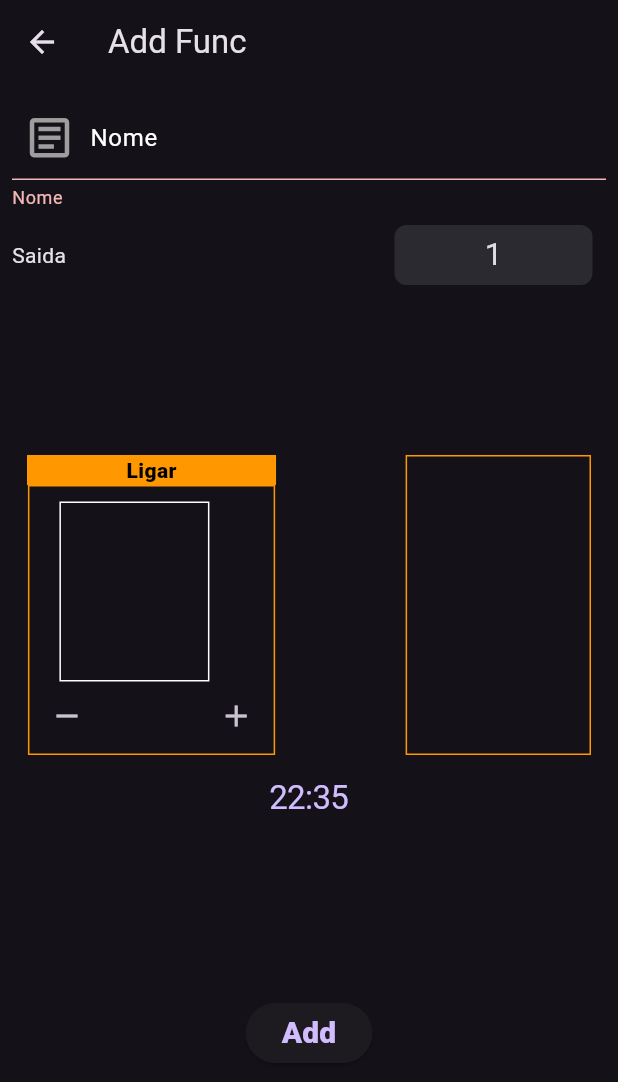
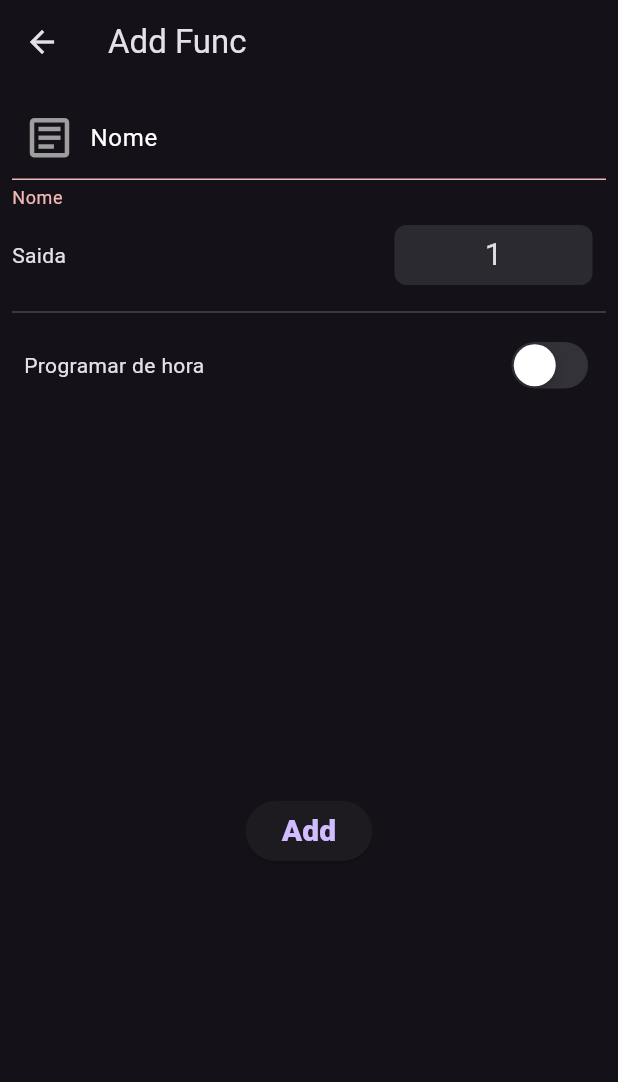
Before and after one commit to Alejandro-diego/aline, a Flutter app: the AddDFunc screen opened directly, after a tap on "Add", on a phone screen of 412 x 824 dp. Shown: the top 1082 px of the screen. Run offline on Flutter 3.47's test engine with Material 3 defaults, Android fonts, the phone set to English and light mode, and no system bars; our stand-ins replace animated_splash_screen, brasil_fields, firebase_auth, firebase_core, firebase_database, google_fonts and 3 more; missing offline and left inert: outlined_text; accounts and stored records are empty.

Commit message:
my first

```diff
--- a/lib/screen/add_func.dart
+++ b/lib/screen/add_func.dart
@@ -16,11 +16,14 @@ class AddDFunc extends StatefulWidget {
   String nome;
   String saida;
 
+
   @override
   State<AddDFunc> createState() => _AddDFuncState();
 }
 
 class _AddDFuncState extends State<AddDFunc> {
+
+   bool programarHora = false;
   final List<DateTime> _horaDeInicio = [];
 
   DateTime time = DateTime(2024, 5, 10, 22, 35);
@@ -173,8 +176,23 @@ class _AddDFuncState extends State<AddDFunc> {
                   ),
                 ],
               ),
-              const Spacer(),
-              Row(
+           //   const Spacer(),
+           Divider(),
+           Padding(
+             padding: const EdgeInsets.all(8.0),
+             child: Row(children: [
+              Text('Programar de hora'),
+              Spacer(),
+              CupertinoSwitch(value: programarHora, onChanged: (v){
+                setState(() {
+                  programarHora = v;
+
+                });
+              })
+             ],),
+           ),
+           programarHora
+           ?   Row(
                 children: [
                   Padding(
                     padding: const EdgeInsets.symmetric(horizontal: 10),
@@ -187,7 +205,9 @@ class _AddDFuncState extends State<AddDFunc> {
                           child: const Center(
                             child: Text(
                               'Ligar',
-                              style: TextStyle(color: Colors.black,fontWeight: FontWeight.w900),
+                              style: TextStyle(
+                                  color: Colors.black,
+                                  fontWeight: FontWeight.w900),
                             ),
                           ),
                         ),
@@ -220,14 +240,7 @@ class _AddDFuncState extends State<AddDFunc> {
                                   },
                                 ),
                               ),
-                              Positioned(
-                                bottom: 1,
-                                left: 1,
-                                child: IconButton(
-                                  icon: const Icon(Icons.remove),
-                                  onPressed: () {},
-                                ),
-                              ),
+
                               Positioned(
                                 left: 20,
                                 top: 10,
@@ -235,22 +248,25 @@ class _AddDFuncState extends State<AddDFunc> {
                                   width: 100,
                                   height: 120,
                                   decoration: BoxDecoration(
-                                      border: Border.all(color: Colors.white)),
+                                    border: Border.all(color: const Color.fromARGB(255, 69, 67, 67)),
+                                  ),
                                   child: ListView.builder(
                                       itemCount: _horaDeInicio.length,
                                       itemBuilder: (context, index) {
                                         return TextButton(
-                                          style: TextButton.styleFrom(padding: EdgeInsets.zero),
+                                          style: TextButton.styleFrom(
+                                              padding: EdgeInsets.zero),
                                           onPressed: () {},
                                           onLongPress: () {
                                             setState(() {
-                                                _horaDeInicio
-                                                .remove(_horaDeInicio[index]);
-
-                                            });
-
+                                              _horaDeInicio
+                                                  .remove(_horaDeInicio[index]);
+                                            },);
                                           },
-                                          child: Text( '${_horaDeInicio[index].hour}:${_horaDeInicio[index].minute}',),
+                                          child: Text(
+                                            '${_horaDeInicio[index].hour}:${_horaDeInicio[index].minute}',
+                                            style: const TextStyle(fontSize: 22.0,fontWeight: FontWeight.w900),
+                                          ),
                                         );
                                       }),
                                 ),
@@ -272,31 +288,11 @@ class _AddDFuncState extends State<AddDFunc> {
                     ),
                   )
                 ],
-              ),
-              CupertinoButton(
-                // Display a CupertinoDatePicker in time picker mode.
-                onPressed: () => _showDialog(
-                  CupertinoDatePicker(
-                    initialDateTime: time,
-                    mode: CupertinoDatePickerMode.time,
-                    use24hFormat: true,
-                    // This is called when the user changes the time.
-                    onDateTimeChanged: (DateTime newTime) {
-                     time = newTime;
-                     // _horaDeInicio.add(newTime);
-                    },
-                  ),
-                ),
-                // In this example, the time value is formatted manually.
-                // You can use the intl package to format the value based on
-                // the user's locale settings.
-                child: Text(
-                  '${time.hour}:${time.minute}',
-                  style: const TextStyle(
-                    fontSize: 22.0,
-                  ),
-                ),
-              ),
+              )
+
+              : const Text(''),
+     ///////
+
               const Spacer(),
               widget.editable
                   ? ElevatedButton(
@@ -383,7 +379,6 @@ class _AddDFuncState extends State<AddDFunc> {
             _horaDeInicio.add(time);
           });
 
-
           Navigator.of(context).pop();
         },
         child: Container(
```
